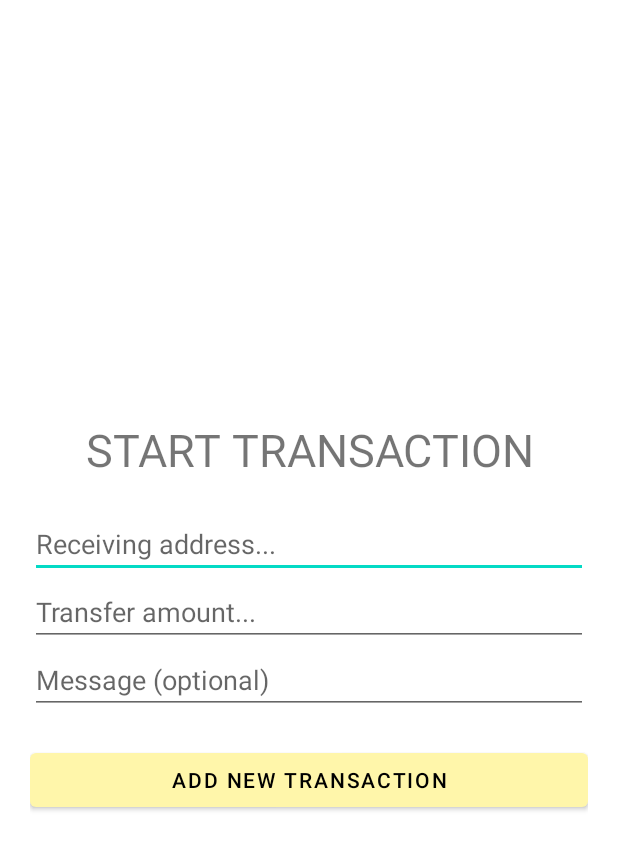
After one commit to nhhung1810/CS426-final-SaoOke, an Android app: the TransactionActivity screen opened directly, with no data from a screen before it, on a phone screen of 412 x 824 dp. The commit adds this screen. Shown: the top 850 px of the screen. Run offline under Robolectric (Android 15) with nearby library versions, the phone set to English and light mode, and no system bars.

Commit message:
added retrofit

```diff
--- a/Client/app/build.gradle
+++ b/Client/app/build.gradle
@@ -33,6 +33,9 @@ dependencies {
     implementation 'com.google.android.material:material:1.4.0'
     implementation 'androidx.constraintlayout:constraintlayout:2.1.0'
     testImplementation 'junit:junit:4.+'
+    implementation 'com.google.code.gson:gson:2.8.7'
+    implementation 'com.squareup.retrofit2:retrofit:2.9.0'
+    implementation 'com.squareup.retrofit2:converter-gson:2.9.0'
     androidTestImplementation 'androidx.test.ext:junit:1.1.3'
     androidTestImplementation 'androidx.test.espresso:espresso-core:3.4.0'
 }
--- a/Client/app/src/main/AndroidManifest.xml
+++ b/Client/app/src/main/AndroidManifest.xml
@@ -1,6 +1,8 @@
 <?xml version="1.0" encoding="utf-8"?>
 <manifest xmlns:android="http://schemas.android.com/apk/res/android"
     package="com.example.blockchainapp">
+
+    <uses-permission android:name="android.permission.INTERNET" />
 
     <application
         android:allowBackup="true"
@@ -9,6 +11,8 @@
         android:roundIcon="@mipmap/ic_launcher_round"
         android:supportsRtl="true"
         android:theme="@style/Theme.BlockchainApp">
+        <activity android:name=".AccountActivity"></activity>
+        <activity android:name=".TransactionActivity" />
         <activity android:name=".MainActivity">
             <intent-filter>
                 <action android:name="android.intent.action.MAIN" />
--- /dev/null
+++ b/Client/app/src/main/java/com/example/blockchainapp/TransactionActivity.java
@@ -0,0 +1,64 @@
+package com.example.blockchainapp;
+
+import androidx.appcompat.app.AlertDialog;
+import androidx.appcompat.app.AppCompatActivity;
+
+import android.os.Bundle;
+import android.view.View;
+import android.widget.EditText;
+import android.widget.Toast;
+
+import retrofit2.Call;
+import retrofit2.Callback;
+import retrofit2.Response;
+import retrofit2.Retrofit;
+import retrofit2.converter.gson.GsonConverterFactory;
+
+public class TransactionActivity extends AppCompatActivity {
+
+    private EditText toAddressET;
+    private EditText amountET;
+    private EditText messageET;
+
+    @Override
+    protected void onCreate(Bundle savedInstanceState) {
+        super.onCreate(savedInstanceState);
+        setContentView(R.layout.activity_transaction);
+        Initialize();
+    }
+
+    private void Initialize() {
+        toAddressET = findViewById(R.id.et_address);
+        amountET = findViewById(R.id.et_amount);
+        messageET = findViewById(R.id.et_message);
+
+    }
+
+    public void HandleTransaction(View view) {
+        String toAddress = toAddressET.getText().toString();
+        Float amount = Float.parseFloat(amountET.getText().toString());
+        String message = messageET.getText().toString();
+
+        // TODO: change private key to user's current session
+        Transaction transaction = new Transaction(Constants.PRIVATE_KEY, toAddress, amount, message);
+        Call<Boolean> transactionCall = RetrofitUtils.blockchainInterface.ExecutePostTransaction(transaction);
+        transactionCall.enqueue(new Callback<Boolean>() {
+            @Override
+            public void onResponse(Call<Boolean> call, Response<Boolean> response) {
+                if (response.code() == 200) {
+                    Toast.makeText(TransactionActivity.this,
+                            "Transaction carried out successfully!", Toast.LENGTH_LONG).show();
+                } else if (response.code() == 404) {
+                    Toast.makeText(TransactionActivity.this,
+                            "Invalid credentials", Toast.LENGTH_LONG).show();
+                }
+            }
+
+            @Override
+            public void onFailure(Call<Boolean> call, Throwable t) {
+                Toast.makeText(TransactionActivity.this, t.getMessage(), Toast.LENGTH_LONG).show();
+            }
+        });
+
+    }
+}
--- a/Client/app/src/main/res/layout/activity_main.xml
+++ b/Client/app/src/main/res/layout/activity_main.xml
@@ -71,7 +71,8 @@
                     android:layout_rowWeight="1"
                     app:cardElevation="6dp"
                     app:cardCornerRadius="12dp"
-                    android:layout_margin="15dp">
+                    android:layout_margin="15dp"
+                    android:onClick="TransactionTab">
 
                     <LinearLayout
                         android:gravity="center"
@@ -136,7 +137,8 @@
                     android:layout_rowWeight="1"
                     app:cardElevation="6dp"
                     app:cardCornerRadius="12dp"
-                    android:layout_margin="12dp">
+                    android:layout_margin="12dp"
+                    android:onClick="AccountTab">
 
                     <LinearLayout
                         android:gravity="center"
--- /dev/null
+++ b/Client/app/src/main/res/layout/activity_transaction.xml
@@ -0,0 +1,57 @@
+<?xml version="1.0" encoding="utf-8"?>
+<RelativeLayout
+    xmlns:android="http://schemas.android.com/apk/res/android"
+    xmlns:app="http://schemas.android.com/apk/res-auto"
+    xmlns:tools="http://schemas.android.com/tools"
+    android:layout_width="match_parent"
+    android:layout_height="match_parent"
+    tools:context=".TransactionActivity">
+
+    <LinearLayout
+        android:layout_width="match_parent"
+        android:layout_height="wrap_content"
+        android:orientation="vertical"
+        android:layout_marginHorizontal="20dp"
+        android:layout_centerVertical="true">
+
+        <TextView
+            android:layout_width="match_parent"
+            android:layout_height="wrap_content"
+            android:text="START TRANSACTION"
+            android:textAlignment="center"
+            android:textSize="30sp"
+            android:layout_marginBottom="20dp"/>
+
+        <EditText
+            android:layout_width="match_parent"
+            android:layout_height="wrap_content"
+            android:hint="Receiving address..."
+            android:id="@+id/et_address"
+            android:inputType="text"
+            android:singleLine="true"/>
+        <EditText
+            android:layout_width="match_parent"
+            android:layout_height="wrap_content"
+            android:hint="Transfer amount..."
+            android:id="@+id/et_amount"
+            android:inputType="numberDecimal"
+            android:singleLine="true"/>
+        <EditText
+            android:layout_width="match_parent"
+            android:layout_height="wrap_content"
+            android:hint="Message (optional)"
+            android:id="@+id/et_message"
+            android:inputType="text"
+            android:singleLine="true"/>
+
+        <Button
+            android:layout_width="match_parent"
+            android:layout_height="wrap_content"
+            android:text="Add new transaction"
+            android:textColor="@color/black"
+            android:layout_marginTop="20sp"
+            android:onClick="HandleTransaction"/>
+
+    </LinearLayout>
+
+</RelativeLayout>
```
Also changed, not shown: Client/app/src/main/java/com/example/blockchainapp/AccountActivity.java (added, +53 -0 lines), Client/app/src/main/java/com/example/blockchainapp/BlockchainInterface.java (added, +19 -0 lines), Client/app/src/main/java/com/example/blockchainapp/Constants.java (added, +7 -0 lines), Client/app/src/main/java/com/example/blockchainapp/MainActivity.java (+18 -0 lines), Client/app/src/main/java/com/example/blockchainapp/RetrofitUtils.java (added, +13 -0 lines), Client/app/src/main/java/com/example/blockchainapp/Transaction.java (added, +48 -0 lines), Client/app/src/main/java/com/example/blockchainapp/UserAccount.java (added, +11 -0 lines), Client/app/src/main/java/com/example/blockchainapp/UserKey.java (added, +27 -0 lines), Client/app/src/main/res/layout/activity_account.xml (added, +42 -0 lines).
